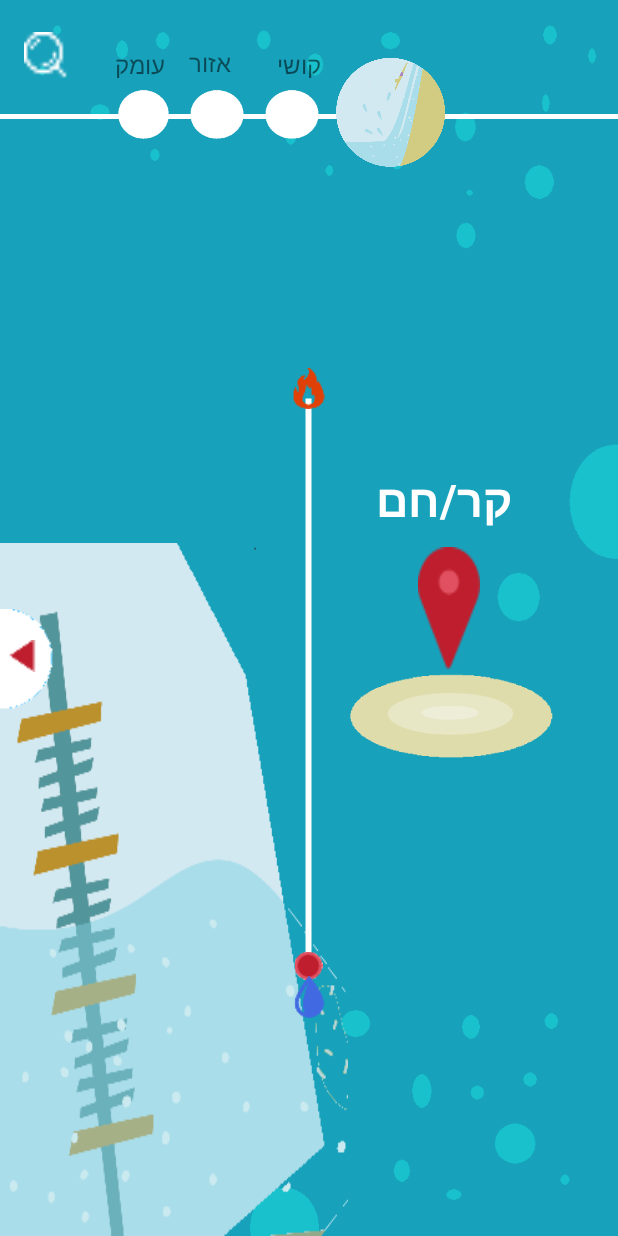
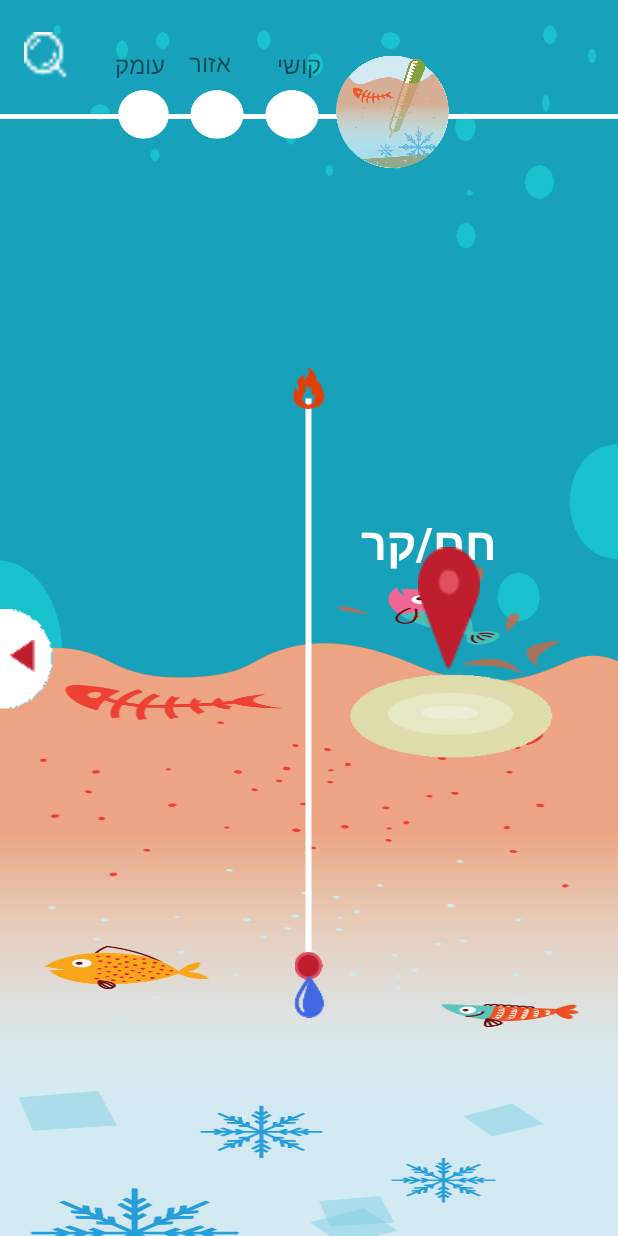
Before and after one commit to ptachia/AppProject, an Android app: the fragment ColdScreen placed in its activity, on a phone screen of 412 x 824 dp. Run offline under Robolectric (Android 15) with nearby library versions, the light colour scheme and no system bars; Roboto replaces fonts that are not available here.

Commit message:
3/10/18 חזרה למסכי הקטגוריות שומרת את הבחירה הקודמת של היוזר רקע לשורת חיפוש (זה לא כלכך יפה, אבל אולי זה עדיף משקוף...) מסך "חם/קר" עודכן לאייקונים החדשים

```diff
--- a/app/src/main/java/com/ptachia/myapplication/ColdScreen.java
+++ b/app/src/main/java/com/ptachia/myapplication/ColdScreen.java
@@ -11,6 +11,9 @@ import android.view.ViewGroup;
 import android.widget.Button;
 import android.widget.SeekBar;
 import android.widget.TextView;
+
+import static com.ptachia.myapplication.MainActivity.*;
+import static com.ptachia.myapplication.MainActivity.userData;
 
 public class ColdScreen extends Fragment {
 
@@ -38,35 +41,17 @@ public class ColdScreen extends Fragment {
     @Override
     public void onViewCreated(@NonNull View view, @Nullable Bundle savedInstanceState) {
         super.onViewCreated(view, savedInstanceState);
-        temprature_seekbar = view.findViewById(R.id.seekbar);
+        temprature_seekbar = view.findViewById(R.id.seekbar1);
         temp_indicator = view.findViewById(R.id.temp_indicator);
         temprature_seekbar.setMax(100);
-        temprature_seekbar.setProgress(MainActivity.userData.my_temprature);
+        temprature_seekbar.setProgress(userData.my_temprature_helper);
+        putText(userData.my_temprature_helper);
         temprature_seekbar.setOnSeekBarChangeListener(new SeekBar.OnSeekBarChangeListener() {
             @Override
             public void onProgressChanged(SeekBar seekBar, int progress, boolean fromUser) {
-                if (progress == 0){MainActivity.userData.my_temprature = 0;}
-                if (progress > 0 && progress <= 15) {
-                    MainActivity.userData.my_temprature = 1;
-                    temp_indicator.setText(""+"קפוא");
+                userData.my_temprature_helper = progress;
+                putText(progress);
 
-                }
-                if (progress > 15 && progress <= 85){
-                    MainActivity.userData.my_temprature = 2;
-                    if (progress <= 30){
-                        temp_indicator.setText(""+"קר מאוד");}
-                    else if (progress <= 60){
-                        temp_indicator.setText(""+"קר");}
-                    else{
-                        temp_indicator.setText(""+"נעים");}
-                }
-                if (progress > 85){
-                    MainActivity.userData.my_temprature = 3;
-                    if (progress <= 95){
-                        temp_indicator.setText(""+"חם");}
-                    else {
-                        temp_indicator.setText(""+"לוהט");}
-                }
             }
             @Override
             public void onStartTrackingTouch(SeekBar seekBar) {
@@ -119,10 +104,37 @@ public class ColdScreen extends Fragment {
         start_search.setOnClickListener(new View.OnClickListener() {
             @Override
             public void onClick(View v) {
-                MainActivity.userData.is_name_search = false;
+                userData.is_name_search = false;
                 inflate_listener.getSearchClicked();
             }
         });
     }
 
+    private void putText(int progress) {
+        if (progress == 0){
+            userData.my_temprature = 0;
+            temp_indicator.setText(""+"חם/קר");}
+        if (progress > 0 && progress <= 15) {
+            userData.my_temprature = 1;
+            temp_indicator.setText(""+"קפוא");
+
+        }
+        if (progress > 15 && progress <= 85){
+            userData.my_temprature = 2;
+            if (progress <= 30){
+                temp_indicator.setText(""+"קר מאוד");}
+            else if (progress <= 60){
+                temp_indicator.setText(""+"קר");}
+            else{
+                temp_indicator.setText(""+"נעים");}
+        }
+        if (progress > 85){
+            userData.my_temprature = 3;
+            if (progress <= 95){
+                temp_indicator.setText(""+"חם");}
+            else {
+                temp_indicator.setText(""+"לוהט");}
+        }
+    }
+
 }
--- a/app/src/main/res/layout/activity_main.xml
+++ b/app/src/main/res/layout/activity_main.xml
@@ -34,11 +34,12 @@
         android:layout_marginStart="8dp"
         android:layout_marginTop="8dp"
         android:elevation="30dp"
-        android:gravity="left"
+        android:gravity="bottom"
         android:hint="לאיזה מעיין תרצו לקפוץ היום?"
         android:inputType="textPersonName"
         android:textSize="25dp"
         android:visibility="gone"
+        android:background="@mipmap/rectangle_search"
         app:fontFamily="@font/amatic_sc"
         app:layout_constraintStart_toEndOf="@+id/search1"
         app:layout_constraintTop_toTopOf="parent" />
--- a/app/src/main/res/layout/cold_screen.xml
+++ b/app/src/main/res/layout/cold_screen.xml
@@ -10,9 +10,9 @@
 
     <ImageView
         android:id="@+id/imageView"
-        android:layout_width="232dp"
+        android:layout_width="match_parent"
         android:layout_height="462dp"
-        android:background="@mipmap/deepness_back1"
+        android:background="@mipmap/deep_bgr"
         app:layout_constraintBottom_toBottomOf="parent"
         app:layout_constraintEnd_toEndOf="parent"
         app:layout_constraintHorizontal_bias="0.0"
@@ -20,7 +20,7 @@
 
 
     <SeekBar
-        android:id="@+id/seekbar"
+        android:id="@+id/seekbar1"
         android:layout_width="match_parent"
         android:layout_height="50dp"
         android:layout_marginBottom="8dp"
@@ -44,16 +44,16 @@
         android:layout_marginStart="8dp"
         android:layout_marginTop="8dp"
         android:gravity="center"
-        android:text="קר/חם"
+        android:textColor="#ffff"
         android:textSize="30sp"
         android:textStyle="bold"
         app:fontFamily="@font/amatic_sc"
-        android:textColor="#ffff"
-        app:layout_constraintBottom_toTopOf="@+id/seekbar"
+        app:layout_constraintBottom_toTopOf="@+id/seekbar1"
         app:layout_constraintEnd_toEndOf="parent"
-        app:layout_constraintHorizontal_bias="0.822"
+        app:layout_constraintHorizontal_bias="0.786"
         app:layout_constraintStart_toStartOf="parent"
-        app:layout_constraintTop_toBottomOf="@+id/imageView10" />
+        app:layout_constraintTop_toBottomOf="@+id/imageView10"
+        app:layout_constraintVertical_bias="1.0" />
 
     <ImageView
         android:id="@+id/imageView8"
@@ -75,7 +75,7 @@
         android:layout_marginTop="32dp"
         app:layout_constraintStart_toEndOf="@+id/first"
         app:layout_constraintTop_toTopOf="parent"
-        app:srcCompat="@mipmap/icon_level" />
+        app:srcCompat="@mipmap/deep_ico" />
 
     <Button
         android:id="@+id/third"
@@ -115,7 +115,7 @@
         android:layout_width="88dp"
         android:layout_height="27dp"
         android:layout_marginBottom="156dp"
-        app:layout_constraintBottom_toTopOf="@+id/seekbar"
+        app:layout_constraintBottom_toTopOf="@+id/seekbar1"
         app:layout_constraintEnd_toEndOf="parent"
         app:layout_constraintStart_toStartOf="parent"
         app:srcCompat="@mipmap/fire" />
@@ -128,7 +128,7 @@
         app:layout_constraintEnd_toEndOf="parent"
         app:layout_constraintHorizontal_bias="0.501"
         app:layout_constraintStart_toStartOf="parent"
-        app:layout_constraintTop_toBottomOf="@+id/seekbar"
+        app:layout_constraintTop_toBottomOf="@+id/seekbar1"
         app:srcCompat="@mipmap/water" />
 
     <ImageView
```
Also changed, not shown: app/src/main/java/com/ptachia/myapplication/AreaScreen.java (+9 -7 lines), app/src/main/java/com/ptachia/myapplication/DeepnessScreen.java (+31 -19 lines), app/src/main/java/com/ptachia/myapplication/LevelScreen.java (+32 -21 lines), app/src/main/java/com/ptachia/myapplication/MapsActivity.java (+0 -35 lines), app/src/main/java/com/ptachia/myapplication/UserData.java (+14 -8 lines), app/src/main/res/layout/deepness_screen.xml (+9 -9 lines), app/src/main/res/layout/level_screen.xml (+3 -4 lines), app/src/main/res/mipmap-xxhdpi/rectangle_search.png (added).
